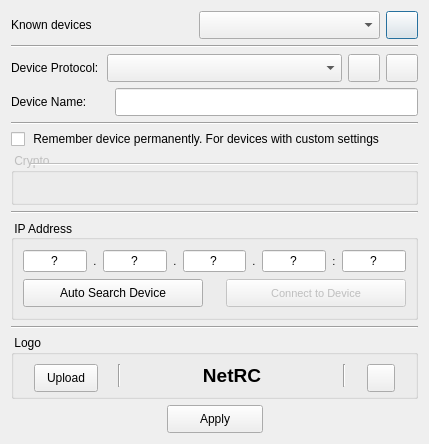
Before: the Qt Designer form src/ui/deviceconnector.ui in AceOfSnakes/NetRC, drawn with Qt 5.
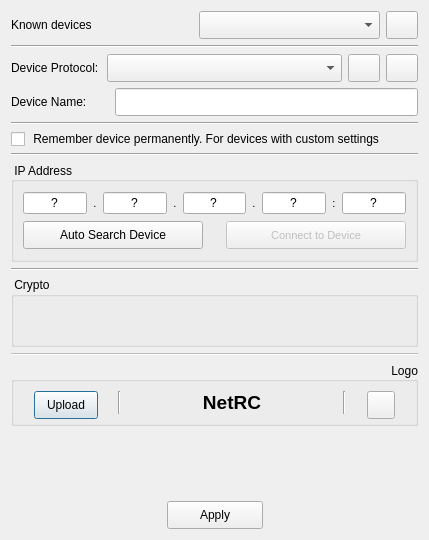
After: the same form once the commit is applied. Icons and pictures are not drawn.

Commit message: logo for devices dixes + initial support for crypto (UI)

```diff
--- a/src/ui/deviceconnector.ui
+++ b/src/ui/deviceconnector.ui
@@ -7,11 +7,11 @@
     <x>0</x>
     <y>0</y>
     <width>429</width>
-    <height>444</height>
+    <height>540</height>
    </rect>
   </property>
   <property name="sizePolicy">
-   <sizepolicy hsizetype="Preferred" vsizetype="Fixed">
+   <sizepolicy hsizetype="Preferred" vsizetype="Minimum">
     <horstretch>0</horstretch>
     <verstretch>0</verstretch>
    </sizepolicy>
@@ -19,95 +19,267 @@
   <property name="minimumSize">
    <size>
     <width>429</width>
-    <height>444</height>
+    <height>0</height>
    </size>
   </property>
   <property name="maximumSize">
    <size>
     <width>429</width>
-    <height>444</height>
+    <height>16777215</height>
    </size>
   </property>
   <property name="windowTitle">
    <string>Dialog</string>
   </property>
-  <layout class="QVBoxLayout" name="_2">
-   <item>
-    <layout class="QHBoxLayout" name="horizontalLayout_6">
-     <property name="leftMargin">
-      <number>0</number>
+  <layout class="QGridLayout" name="gridLayout_4">
+   <item row="9" column="0">
+    <widget class="Line" name="line_5">
+     <property name="orientation">
+      <enum>Qt::Orientation::Horizontal</enum>
      </property>
-     <property name="topMargin">
-      <number>0</number>
+    </widget>
+   </item>
+   <item row="12" column="0">
+    <widget class="QGroupBox" name="groupBox">
+     <property name="minimumSize">
+      <size>
+       <width>0</width>
+       <height>64</height>
+      </size>
      </property>
-     <item>
-      <widget class="QLabel" name="label">
-       <property name="sizePolicy">
-        <sizepolicy hsizetype="Preferred" vsizetype="Fixed">
-         <horstretch>0</horstretch>
-         <verstretch>0</verstretch>
-        </sizepolicy>
-       </property>
-       <property name="text">
-        <string>Known devices</string>
-       </property>
-      </widget>
-     </item>
-     <item>
-      <widget class="QComboBox" name="knownDevicesComboBox">
-       <property name="minimumSize">
-        <size>
-         <width>0</width>
-         <height>28</height>
-        </size>
-       </property>
-       <property name="maximumSize">
-        <size>
-         <width>16777215</width>
-         <height>28</height>
-        </size>
-       </property>
-      </widget>
-     </item>
-     <item>
-      <widget class="QPushButton" name="pushButton">
-       <property name="sizePolicy">
-        <sizepolicy hsizetype="Minimum" vsizetype="Fixed">
-         <horstretch>32</horstretch>
-         <verstretch>28</verstretch>
-        </sizepolicy>
-       </property>
-       <property name="minimumSize">
-        <size>
-         <width>32</width>
-         <height>28</height>
-        </size>
-       </property>
-       <property name="maximumSize">
-        <size>
-         <width>32</width>
-         <height>28</height>
-        </size>
-       </property>
-       <property name="text">
-        <string/>
-       </property>
-       <property name="icon">
-        <iconset resource="../resource.qrc">
-         <normaloff>:/images/nav/special/x.png</normaloff>:/images/nav/special/x.png</iconset>
-       </property>
-      </widget>
-     </item>
-    </layout>
+     <property name="maximumSize">
+      <size>
+       <width>16777215</width>
+       <height>64</height>
+      </size>
+     </property>
+     <property name="font">
+      <font>
+       <bold>false</bold>
+      </font>
+     </property>
+     <property name="title">
+      <string> Logo</string>
+     </property>
+     <property name="alignment">
+      <set>Qt::AlignmentFlag::AlignRight|Qt::AlignmentFlag::AlignTrailing|Qt::AlignmentFlag::AlignVCenter</set>
+     </property>
+     <layout class="QHBoxLayout" name="horizontalLayout_7">
+      <property name="spacing">
+       <number>0</number>
+      </property>
+      <property name="leftMargin">
+       <number>0</number>
+      </property>
+      <property name="rightMargin">
+       <number>0</number>
+      </property>
+      <item>
+       <spacer name="horizontalSpacer_7">
+        <property name="orientation">
+         <enum>Qt::Orientation::Horizontal</enum>
+        </property>
+        <property name="sizeHint" stdset="0">
+         <size>
+          <width>40</width>
+          <height>20</height>
+         </size>
+        </property>
+       </spacer>
+      </item>
+      <item>
+       <widget class="QPushButton" name="uploadLogo">
+        <property name="enabled">
+         <bool>true</bool>
+        </property>
+        <property name="minimumSize">
+         <size>
+          <width>64</width>
+          <height>28</height>
+         </size>
+        </property>
+        <property name="maximumSize">
+         <size>
+          <width>64</width>
+          <height>28</height>
+         </size>
+        </property>
+        <property name="text">
+         <string>Upload</string>
+        </property>
+       </widget>
+      </item>
+      <item>
+       <spacer name="horizontalSpacer_8">
+        <property name="orientation">
+         <enum>Qt::Orientation::Horizontal</enum>
+        </property>
+        <property name="sizeHint" stdset="0">
+         <size>
+          <width>40</width>
+          <height>20</height>
+         </size>
+        </property>
+       </spacer>
+      </item>
+      <item>
+       <widget class="Line" name="line_8">
+        <property name="orientation">
+         <enum>Qt::Orientation::Vertical</enum>
+        </property>
+       </widget>
+      </item>
+      <item>
+       <spacer name="horizontalSpacer_6">
+        <property name="orientation">
+         <enum>Qt::Orientation::Horizontal</enum>
+        </property>
+        <property name="sizeHint" stdset="0">
+         <size>
+          <width>0</width>
+          <height>20</height>
+         </size>
+        </property>
+       </spacer>
+      </item>
+      <item>
+       <widget class="QLabel" name="logoLabel">
+        <property name="sizePolicy">
+         <sizepolicy hsizetype="Minimum" vsizetype="Preferred">
+          <horstretch>0</horstretch>
+          <verstretch>0</verstretch>
+         </sizepolicy>
+        </property>
+        <property name="minimumSize">
+         <size>
+          <width>222</width>
+          <height>0</height>
+         </size>
+        </property>
+        <property name="maximumSize">
+         <size>
+          <width>222</width>
+          <height>16777215</height>
+         </size>
+        </property>
+        <property name="font">
+         <font>
+          <pointsize>14</pointsize>
+          <bold>true</bold>
+         </font>
+        </property>
+        <property name="text">
+         <string>NetRC</string>
+        </property>
+        <property name="alignment">
+         <set>Qt::AlignmentFlag::AlignCenter</set>
+        </property>
+       </widget>
+      </item>
+      <item>
+       <widget class="Line" name="line_7">
+        <property name="orientation">
+         <enum>Qt::Orientation::Vertical</enum>
+        </property>
+       </widget>
+      </item>
+      <item>
+       <spacer name="horizontalSpacer_9">
+        <property name="orientation">
+         <enum>Qt::Orientation::Horizontal</enum>
+        </property>
+        <property name="sizeHint" stdset="0">
+         <size>
+          <width>40</width>
+          <height>20</height>
+         </size>
+        </property>
+       </spacer>
+      </item>
+      <item>
+       <widget class="QPushButton" name="removeLogo">
+        <property name="enabled">
+         <bool>true</bool>
+        </property>
+        <property name="minimumSize">
+         <size>
+          <width>28</width>
+          <height>28</height>
+         </size>
+        </property>
+        <property name="maximumSize">
+         <size>
+          <width>28</width>
+          <height>28</height>
+         </size>
+        </property>
+        <property name="text">
+         <string/>
+        </property>
+        <property name="icon">
+         <iconset resource="../resource.qrc">
+          <normaloff>:/images/nav/special/x.png</normaloff>:/images/nav/special/x.png</iconset>
+        </property>
+       </widget>
+      </item>
+      <item>
+       <spacer name="horizontalSpacer_10">
+        <property name="orientation">
+         <enum>Qt::Orientation::Horizontal</enum>
+        </property>
+        <property name="sizeHint" stdset="0">
+         <size>
+          <width>40</width>
+          <height>20</height>
+         </size>
+        </property>
+       </spacer>
+      </item>
+     </layout>
+    </widget>
    </item>
-   <item>
-    <widget class="Line" name="line_2">
+   <item row="10" column="0">
+    <widget class="QGroupBox" name="cryptoBox">
+     <property name="enabled">
+      <bool>true</bool>
+     </property>
+     <property name="sizePolicy">
+      <sizepolicy hsizetype="Preferred" vsizetype="MinimumExpanding">
+       <horstretch>0</horstretch>
+       <verstretch>0</verstretch>
+      </sizepolicy>
+     </property>
+     <property name="title">
+      <string> Crypto</string>
+     </property>
+     <layout class="QHBoxLayout" name="horizontalLayout_8">
+      <item>
+       <layout class="QGridLayout" name="cryptoGridLayout"/>
+      </item>
+     </layout>
+    </widget>
+   </item>
+   <item row="4" column="0">
+    <widget class="Line" name="line_3">
      <property name="orientation">
       <enum>Qt::Orientation::Horizontal</enum>
      </property>
     </widget>
    </item>
-   <item>
+   <item row="13" column="0">
+    <spacer name="verticalSpacer">
+     <property name="orientation">
+      <enum>Qt::Orientation::Vertical</enum>
+     </property>
+     <property name="sizeHint" stdset="0">
+      <size>
+       <width>20</width>
+       <height>40</height>
+      </size>
+     </property>
+    </spacer>
+   </item>
+   <item row="2" column="0">
     <layout class="QHBoxLayout" name="horizontalLayout_5">
      <property name="bottomMargin">
       <number>0</number>
@@ -250,7 +422,56 @@
      </item>
     </layout>
    </item>
-   <item>
+   <item row="14" column="0">
+    <layout class="QHBoxLayout" name="horizontalLayout_4">
+     <item>
+      <spacer name="horizontalSpacer_2">
+       <property name="orientation">
+        <enum>Qt::Orientation::Horizontal</enum>
+       </property>
+       <property name="sizeHint" stdset="0">
+        <size>
+         <width>40</width>
+         <height>20</height>
+        </size>
+       </property>
+      </spacer>
+     </item>
+     <item>
+      <widget class="QPushButton" name="applyButton">
+       <property name="minimumSize">
+        <size>
+         <width>96</width>
+         <height>28</height>
+        </size>
+       </property>
+       <property name="maximumSize">
+        <size>
+         <width>16777215</width>
+         <height>28</height>
+        </size>
+       </property>
+       <property name="text">
+        <string>Apply</string>
+       </property>
+      </widget>
+     </item>
+     <item>
+      <spacer name="horizontalSpacer_4">
+       <property name="orientation">
+        <enum>Qt::Orientation::Horizontal</enum>
+       </property>
+       <property name="sizeHint" stdset="0">
+        <size>
+         <width>40</width>
+         <height>20</height>
+        </size>
+       </property>
+      </spacer>
+     </item>
+    </layout>
+   </item>
+   <item row="3" column="0">
     <layout class="QHBoxLayout" name="horizontalLayout">
      <property name="spacing">
       <number>0</number>
@@ -331,14 +552,82 @@
      </item>
     </layout>
    </item>
-   <item>
-    <widget class="Line" name="line_3">
-     <property name="orientation">
-      <enum>Qt::Orientation::Horizontal</enum>
+   <item row="6" column="0">
+    <layout class="QGridLayout" name="gridLayout">
+     <property name="topMargin">
+      <number>0</number>
      </property>
-    </widget>
+    </layout>
    </item>
-   <item>
+   <item row="0" column="0">
+    <layout class="QHBoxLayout" name="horizontalLayout_6">
+     <property name="leftMargin">
+      <number>0</number>
+     </property>
+     <property name="topMargin">
+      <number>0</number>
+     </property>
+     <item>
+      <widget class="QLabel" name="label">
+       <property name="sizePolicy">
+        <sizepolicy hsizetype="Preferred" vsizetype="Fixed">
+         <horstretch>0</horstretch>
+         <verstretch>0</verstretch>
+        </sizepolicy>
+       </property>
+       <property name="text">
+        <string>Known devices</string>
+       </property>
+      </widget>
+     </item>
+     <item>
+      <widget class="QComboBox" name="knownDevicesComboBox">
+       <property name="minimumSize">
+        <size>
+         <width>0</width>
+         <height>28</height>
+        </size>
+       </property>
+       <property name="maximumSize">
+        <size>
+         <width>16777215</width>
+         <height>28</height>
+        </size>
+       </property>
+      </widget>
+     </item>
+     <item>
+      <widget class="QPushButton" name="removeKnownDevice">
+       <property name="sizePolicy">
+        <sizepolicy hsizetype="Minimum" vsizetype="Fixed">
+         <horstretch>32</horstretch>
+         <verstretch>28</verstretch>
+        </sizepolicy>
+       </property>
+       <property name="minimumSize">
+        <size>
+         <width>32</width>
+         <height>28</height>
+        </size>
+       </property>
+       <property name="maximumSize">
+        <size>
+         <width>32</width>
+         <height>28</height>
+        </size>
+       </property>
+       <property name="text">
+        <string/>
+       </property>
+       <property name="icon">
+        <iconset resource="../resource.qrc">
+         <normaloff>:/images/nav/special/x.png</normaloff>:/images/nav/special/x.png</iconset>
+       </property>
+      </widget>
+     </item>
+    </layout>
+   </item>
+   <item row="5" column="0">
     <widget class="QCheckBox" name="rememberPermanently">
      <property name="enabled">
       <bool>true</bool>
@@ -366,50 +655,7 @@
      </property>
     </widget>
    </item>
-   <item>
-    <widget class="QGroupBox" name="cryptoBox">
-     <property name="enabled">
-      <bool>false</bool>
-     </property>
-     <property name="sizePolicy">
-      <sizepolicy hsizetype="Preferred" vsizetype="MinimumExpanding">
-       <horstretch>0</horstretch>
-       <verstretch>0</verstretch>
-      </sizepolicy>
-     </property>
-     <property name="title">
-      <string> Crypto</string>
-     </property>
-     <widget class="Line" name="line_5">
-      <property name="geometry">
-       <rect>
-        <x>20</x>
-        <y>10</y>
-        <width>411</width>
-        <height>3</height>
-       </rect>
-      </property>
-      <property name="orientation">
-       <enum>Qt::Orientation::Horizontal</enum>
-      </property>
-     </widget>
-    </widget>
-   </item>
-   <item>
-    <layout class="QGridLayout" name="gridLayout">
-     <property name="topMargin">
-      <number>0</number>
-     </property>
-    </layout>
-   </item>
-   <item>
-    <widget class="Line" name="line_4">
-     <property name="orientation">
-      <enum>Qt::Orientation::Horizontal</enum>
-     </property>
-    </widget>
-   </item>
-   <item>
+   <item row="8" column="0">
     <widget class="QGroupBox" name="groupBox_Connect">
      <property name="sizePolicy">
       <sizepolicy hsizetype="Ignored" vsizetype="Fixed">
@@ -803,258 +1049,30 @@
      </layout>
     </widget>
    </item>
-   <item>
-    <widget class="Line" name="line">
+   <item row="1" column="0">
+    <widget class="Line" name="line_2">
      <property name="orientation">
       <enum>Qt::Orientation::Horizontal</enum>
      </property>
     </widget>
    </item>
-   <item>
-    <widget class="QGroupBox" name="groupBox">
-     <property name="minimumSize">
-      <size>
-       <width>0</width>
-       <height>64</height>
-      </size>
+   <item row="7" column="0">
+    <widget class="Line" name="line_4">
+     <property name="orientation">
+      <enum>Qt::Orientation::Horizontal</enum>
      </property>
-     <property name="maximumSize">
-      <size>
-       <width>16777215</width>
-       <height>64</height>
-      </size>
+    </widget>
+   </item>
+   <item row="11" column="0">
+    <widget class="Line" name="cryptoLine">
+     <property name="enabled">
+      <bool>false</bool>
      </property>
-     <property name="font">
-      <font>
-       <bold>false</bold>
-      </font>
+     <property name="orientation">
+      <enum>Qt::Orientation::Horizontal</enum>
      </property>
-     <property name="title">
-      <string> Logo</string>
-     </property>
-     <layout class="QHBoxLayout" name="horizontalLayout_7">
-      <property name="spacing">
-       <number>0</number>
-      </property>
-      <property name="leftMargin">
-       <number>0</number>
-      </property>
-      <property name="rightMargin">
-       <number>0</number>
-      </property>
-      <item>
-       <spacer name="horizontalSpacer_7">
-        <property name="orientation">
-         <enum>Qt::Orientation::Horizontal</enum>
-        </property>
-        <property name="sizeHint" stdset="0">
-         <size>
-          <width>40</width>
-          <height>20</height>
-         </size>
-        </property>
-       </spacer>
-      </item>
-      <item>
-       <widget class="QPushButton" name="uploadLogo">
-        <property name="enabled">
-         <bool>true</bool>
-        </property>
-        <property name="minimumSize">
-         <size>
-          <width>64</width>
-          <height>28</height>
-         </size>
-        </property>
-        <property name="maximumSize">
-         <size>
-          <width>64</width>
-          <height>28</height>
-         </size>
-        </property>
-        <property name="text">
-         <string>Upload</string>
-        </property>
-       </widget>
-      </item>
-      <item>
-       <spacer name="horizontalSpacer_8">
-        <property name="orientation">
-         <enum>Qt::Orientation::Horizontal</enum>
-        </property>
-        <property name="sizeHint" stdset="0">
-         <size>
-          <width>40</width>
-          <height>20</height>
-         </size>
-        </property>
-       </spacer>
-      </item>
-      <item>
-       <widget class="Line" name="line_8">
-        <property name="orientation">
-         <enum>Qt::Orientation::Vertical</enum>
-        </property>
-       </widget>
-      </item>
-      <item>
-       <spacer name="horizontalSpacer_6">
-        <property name="orientation">
-         <enum>Qt::Orientation::Horizontal</enum>
-        </property>
-        <property name="sizeHint" stdset="0">
-         <size>
-          <width>0</width>
-          <height>20</height>
-         </size>
-        </property>
-       </spacer>
-      </item>
-      <item>
-       <widget class="QLabel" name="logoLabel">
-        <property name="sizePolicy">
-         <sizepolicy hsizetype="Minimum" vsizetype="Preferred">
-          <horstretch>0</horstretch>
-          <verstretch>0</verstretch>
-         </sizepolicy>
-        </property>
-        <property name="minimumSize">
-         <size>
-          <width>222</width>
-          <height>0</height>
-         </size>
-        </property>
-        <property name="maximumSize">
-         <size>
-          <width>222</width>
-          <height>16777215</height>
-         </size>
-        </property>
-        <property name="font">
-         <font>
-          <pointsize>14</pointsize>
-          <bold>true</bold>
-         </font>
-        </property>
-        <property name="text">
-         <string>NetRC</string>
-        </property>
-        <property name="alignment">
-         <set>Qt::AlignmentFlag::AlignCenter</set>
-        </property>
-       </widget>
-      </item>
-      <item>
-       <widget class="Line" name="line_7">
-        <property name="orientation">
-         <enum>Qt::Orientation::Vertical</enum>
-        </property>
-       </widget>
-      </item>
-      <item>
-       <spacer name="horizontalSpacer_9">
-        <property name="orientation">
-         <enum>Qt::Orientation::Horizontal</enum>
-        </property>
-        <property name="sizeHint" stdset="0">
-         <size>
-          <width>40</width>
-          <height>20</height>
-         </size>
-        </property>
-       </spacer>
-      </item>
-      <item>
-       <widget class="QPushButton" name="removeLogo">
-        <property name="enabled">
-         <bool>true</bool>
-        </property>
-        <property name="minimumSize">
-         <size>
-          <width>28</width>
-          <height>28</height>
-         </size>
-        </property>
-        <property name="maximumSize">
-         <size>
-          <width>28</width>
-          <height>28</height>
-         </size>
-        </property>
-        <property name="text">
-         <string/>
-        </property>
-        <property name="icon">
-         <iconset resource="../resource.qrc">
-          <normaloff>:/images/nav/special/x.png</normaloff>:/images/nav/special/x.png</iconset>
-        </property>
-       </widget>
-      </item>
-      <item>
-       <spacer name="horizontalSpacer_10">
-        <property name="orientation">
-         <enum>Qt::Orientation::Horizontal</enum>
-        </property>
-        <property name="sizeHint" stdset="0">
-         <size>
-          <width>40</width>
-          <height>20</height>
-         </size>
-        </property>
-       </spacer>
-      </item>
-     </layout>
     </widget>
    </item>
-   <item>
-    <layout class="QHBoxLayout" name="horizontalLayout_4">
-     <item>
-      <spacer name="horizontalSpacer_2">
-       <property name="orientation">
-        <enum>Qt::Orientation::Horizontal</enum>
-       </property>
-       <property name="sizeHint" stdset="0">
-        <size>
-         <width>40</width>
-         <height>20</height>
-        </size>
-       </property>
-      </spacer>
-     </item>
-     <item>
-      <widget class="QPushButton" name="applyButton">
-       <property name="minimumSize">
-        <size>
-         <width>96</width>
-         <height>28</height>
-        </size>
-       </property>
-       <property name="maximumSize">
-        <size>
-         <width>16777215</width>
-         <height>28</height>
-        </size>
-       </property>
-       <property name="text">
-        <string>Apply</string>
-       </property>
-      </widget>
-     </item>
-     <item>
-      <spacer name="horizontalSpacer_4">
-       <property name="orientation">
-        <enum>Qt::Orientation::Horizontal</enum>
-       </property>
-       <property name="sizeHint" stdset="0">
-        <size>
-         <width>40</width>
-         <height>20</height>
-        </size>
-       </property>
-      </spacer>
-     </item>
-    </layout>
-   </item>
   </layout>
  </widget>
  <resources>
```
The commit also changes 7 other files.
